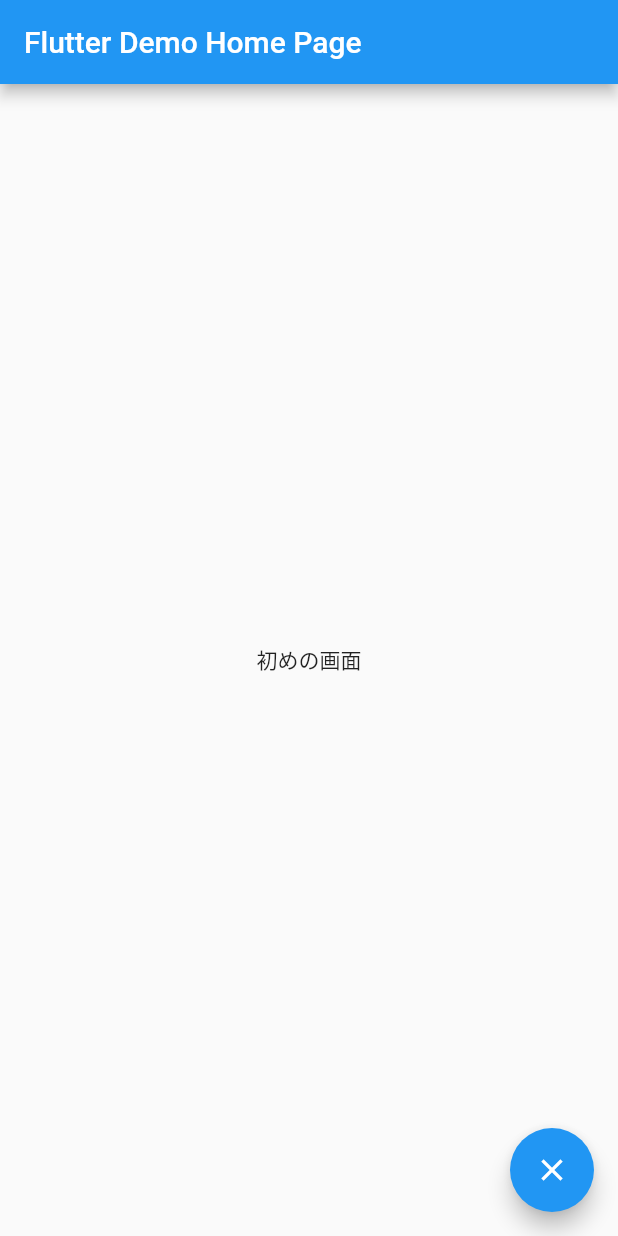
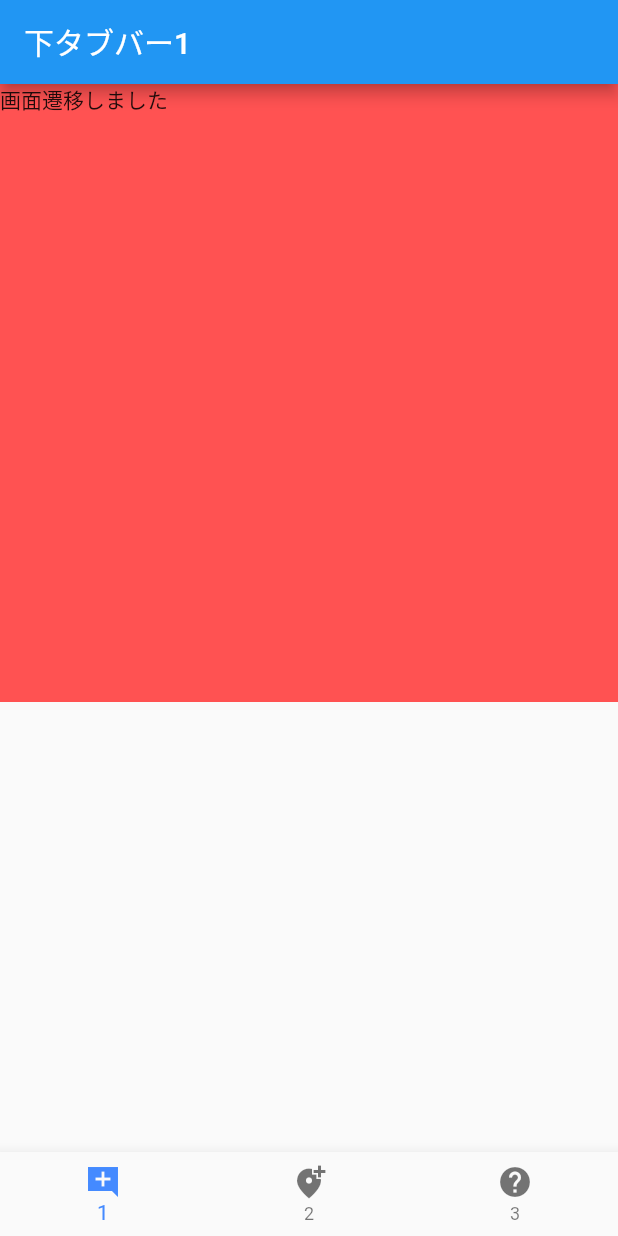
Before and after one commit to keigo194547/bottomTab_transition, a Flutter app: the screen it shows after launch, on a phone screen of 412 x 824 dp. Run offline on Flutter 3.47's test engine with Material 2 defaults, Android fonts, the light colour scheme and no system bars.

Commit message:
下タブバー実装

```diff
--- /dev/null
+++ b/lib/bottom_first.dart
@@ -0,0 +1,27 @@
+import 'package:flutter/material.dart';
+
+class BottomFirst extends StatelessWidget {
+  @override
+  Widget build(BuildContext context) {
+    final mediahight = MediaQuery.of(context).size.height;
+    final mediawidth = MediaQuery.of(context).size.width;
+
+    return Scaffold(
+      appBar: AppBar(
+        title: Text("下タブバー1"),
+      ),
+
+      body: Container(
+        child: Container(
+
+          width: mediawidth,
+          height: mediahight/2,
+
+          child: Text('画面遷移しました'),
+          color: Colors.redAccent,
+        ),
+      ),
+    );
+
+  }
+}
--- /dev/null
+++ b/lib/bottonTabPage.dart
@@ -0,0 +1,51 @@
+import 'package:flutter/material.dart';
+import 'package:flutter_bottomtab_transition/bottom_first.dart';
+import 'package:flutter_bottomtab_transition/bottom_second.dart';
+import 'package:flutter_bottomtab_transition/bottom_third.dart';
+
+
+class BottomTabPage extends StatefulWidget {
+  @override
+  State<StatefulWidget> createState() {
+    return _BottomTabPageState();
+  }
+}
+
+class _BottomTabPageState extends State<BottomTabPage> {
+
+  int _currentIndex = 0;
+  // ページの種類
+  final _pageWidgets = <Widget>[
+    BottomFirst(),
+    BottomSecond(),
+    BottomThird()
+  ];
+
+  @override
+  Widget build(BuildContext context) {
+    return Scaffold(
+      body: _pageWidgets.elementAt(_currentIndex),
+
+      bottomNavigationBar: BottomNavigationBar(
+        items: <BottomNavigationBarItem>[
+          BottomNavigationBarItem(icon: Icon(Icons.add_comment_sharp),
+            title: Text('1')
+          ),
+          BottomNavigationBarItem(icon: Icon(Icons.add_location_alt_sharp),
+              title: Text('2')
+          ),
+          BottomNavigationBarItem(icon: Icon(Icons.help),
+              title: Text('3')
+          ),
+        ],
+
+        currentIndex: _currentIndex,
+        fixedColor: Colors.blueAccent,
+        onTap: _onItemTapped,
+        type: BottomNavigationBarType.fixed,
+      ),
+    );
+  }
+
+  void _onItemTapped(int index) => setState(() => _currentIndex = index );
+}
--- a/lib/main.dart
+++ b/lib/main.dart
@@ -1,4 +1,6 @@
 import 'package:flutter/material.dart';
+import 'package:flutter_bottomtab_transition/bottom_first.dart';
+import 'package:flutter_bottomtab_transition/bottonTabPage.dart';
 import 'package:flutter_bottomtab_transition/secondPage.dart';
 
 void main() {
@@ -15,7 +17,7 @@ class MyApp extends StatelessWidget {
         // This is the theme of your z
         primarySwatch: Colors.blue,
       ),
-      home: MyHomePage(title: 'Flutter Demo Home Page'),
+      home: BottomTabPage(),
       routes: <String, WidgetBuilder>{ // 画面遷移させたいページを挿入
         '/secondPage': (BuildContext context) => SecondPage(),
       },
```
Also changed, not shown: lib/bottom_second.dart (added, +27 -0 lines), lib/bottom_third.dart (added, +27 -0 lines).
